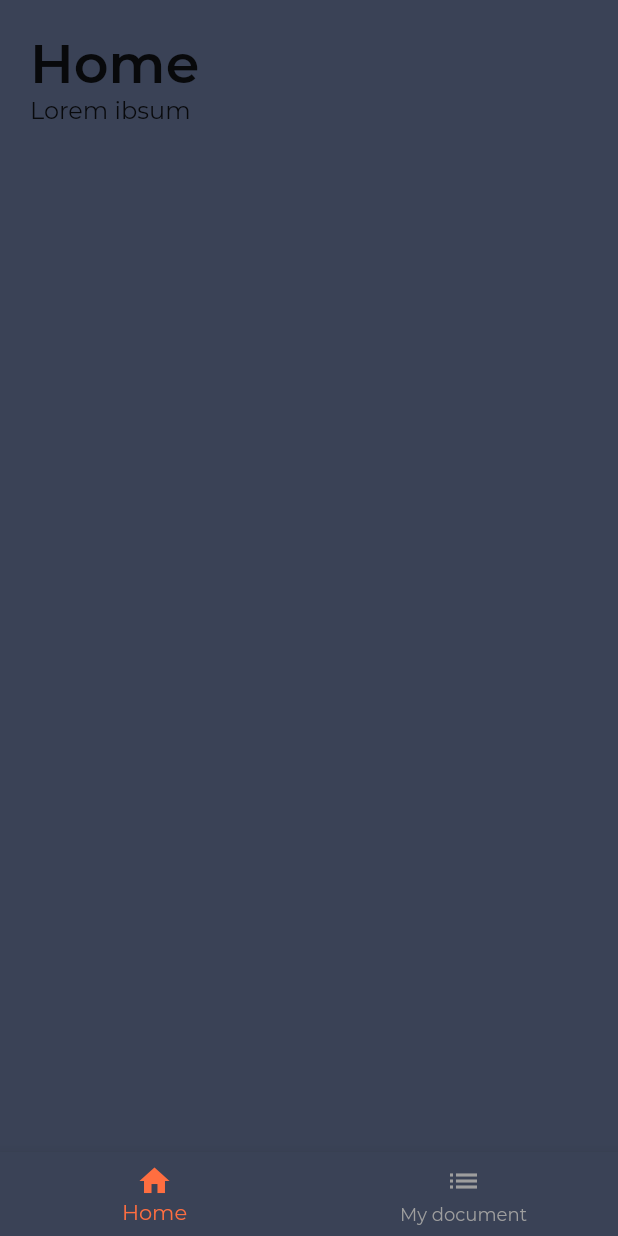
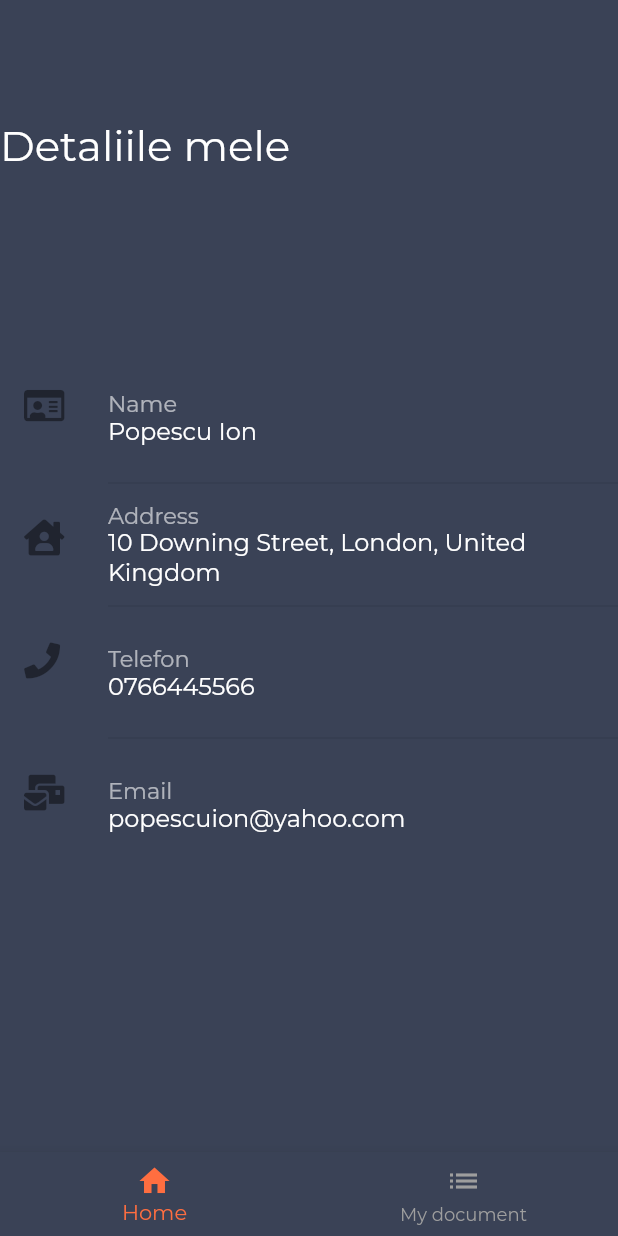
Before and after one commit to IosifGabriel/smarthack_frontend, a Flutter app: the HomeScreen screen opened directly, on a phone screen of 412 x 824 dp. Run offline on Flutter 3.47's test engine with Material 2 defaults, Android fonts, the light colour scheme and no system bars; our stand-ins replace font_awesome_flutter, get_it; missing offline and left inert: flutter_full_pdf_viewer; network calls fail.

Commit message:
user details added

```diff
--- /dev/null
+++ b/lib/components/infotile.dart
@@ -0,0 +1,16 @@
+import 'package:flutter/material.dart';
+
+Widget infoTile(IconData icon, String property, String value) {
+  return ListTile(
+    contentPadding: const EdgeInsets.symmetric(vertical: 8.0, horizontal: 16.0),
+    leading: Icon(icon),
+    title: Text(
+      property,
+      style: TextStyle(color: Colors.white60, fontSize: 15.0),
+    ),
+    subtitle: Text(
+      value,
+      style: TextStyle(color: Colors.white, fontSize: 16.0),
+    ),
+  );
+}
--- a/lib/models/document.dart
+++ b/lib/models/document.dart
@@ -1,10 +1,8 @@
-import 'dart:convert';
-
 class Document {
   String id;
   String name;
   String description;
-  Base64Codec data;
+  String data;
 
   Document({this.id, this.name, this.description, this.data});
 
--- /dev/null
+++ b/lib/models/user.dart
@@ -0,0 +1,19 @@
+class User {
+  String name;
+  String adresa;
+  String telefon;
+  String email;
+  String cnp;
+
+  User({this.name, this.adresa, this.telefon, this.email, this.cnp});
+
+  factory User.fromJson(Map<String, dynamic> item) {
+    return User(
+      name: item['name'],
+      adresa: item['adresa'],
+      telefon: item['telefon'],
+      email: item['email'],
+      cnp: item['cnp'],
+    );
+  }
+}
--- a/lib/tabs/home_tab.dart
+++ b/lib/tabs/home_tab.dart
@@ -1,5 +1,8 @@
 import 'package:flutter/material.dart';
 import '../components/components.dart';
+import '../components/infotile.dart';
+import '../models/user.dart';
+import 'package:font_awesome_flutter/font_awesome_flutter.dart';
 
 class HomeTab extends StatefulWidget {
   HomeTab({Key key}) : super(key: key);
@@ -8,16 +11,59 @@ class HomeTab extends StatefulWidget {
   _HomeTabState createState() => _HomeTabState();
 }
 
+class User {
+  String name = 'Popescu Ion';
+  String telefon = '0766445566';
+  String email = "popescuion@yahoo.com";
+
+  Point(String name, String telefon, String email) {
+    this.name = name;
+    this.telefon = telefon;
+    this.email = email;
+  }
+}
+
 class _HomeTabState extends State<HomeTab> {
+  User user = new User();
+
   @override
   Widget build(BuildContext context) {
-    return Padding(
-      padding: const EdgeInsets.all(20),
-      child: Column(
-        crossAxisAlignment: CrossAxisAlignment.stretch,
-        children: [
-          SmartHeadline('Home'),
-          SmartText('Lorem ibsum')
+    return Scaffold(
+      backgroundColor: Color.fromRGBO(58, 66, 86, 1.0),
+      body: Column(
+        crossAxisAlignment: CrossAxisAlignment.start,
+        children: <Widget>[
+          SizedBox(height: 20.0),
+          SizedBox(height: 20.0),
+          SizedBox(height: 20.0),
+          SizedBox(height: 20.0),
+          Text(
+            "Detaliile mele",
+            textScaleFactor: 2,
+            textAlign: TextAlign.center,
+            style: TextStyle(color: Colors.white),
+          ),
+          Expanded(
+            child: Column(children: [
+              SizedBox(height: 20.0),
+              SizedBox(height: 20.0),
+              SizedBox(height: 20.0),
+              SizedBox(height: 20.0),
+              SizedBox(height: 20.0),
+              SizedBox(height: 20.0),
+              infoTile(FontAwesomeIcons.idCard, 'Name', user.name),
+              Divider(
+                height: 0.0,
+                indent: 72.0,
+              ),
+              infoTile(FontAwesomeIcons.houseUser, 'Address',
+                  '10 Downing Street, London, United Kingdom'),
+              Divider(height: 0.0, indent: 72.0),
+              infoTile(FontAwesomeIcons.phone, 'Telefon', user.telefon),
+              Divider(height: 0.0, indent: 72.0),
+              infoTile(FontAwesomeIcons.mailBulk, "Email", user.email),
+            ]),
+          ),
         ],
       ),
     );
--- a/pubspec.yaml
+++ b/pubspec.yaml
@@ -12,6 +12,8 @@ dependencies:
   get_it: ^3.0.3
   http: ^0.12.2
   flutter_full_pdf_viewer: ^1.0.6
+  path_provider: ^1.6.22
+  font_awesome_flutter: ^8.10.0
 
 dev_dependencies:
   flutter_test:
```
Also changed, not shown: lib/features/documents/details.dart (+2 -6 lines), lib/features/documents/list_item.dart (+6 -2 lines), lib/features/documents/pdfBase64Viewer.dart (added, +78 -0 lines), lib/tabs/document_tab.dart (+14 -3 lines), pubspec.lock.
